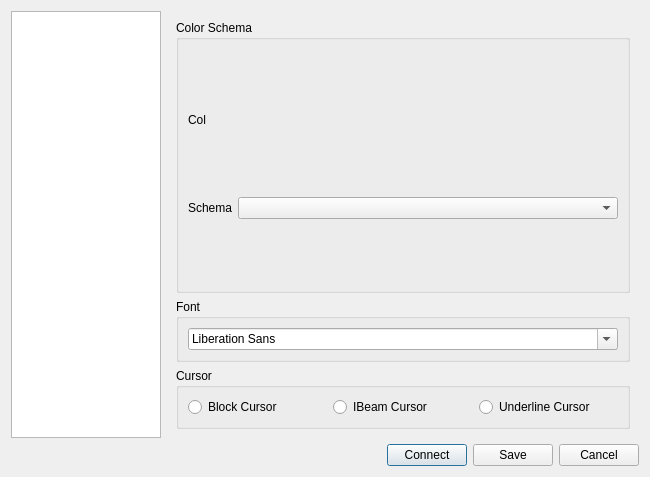
hongnod/woterm, file woterm/qwosessionproperty.ui: the form before one commit.
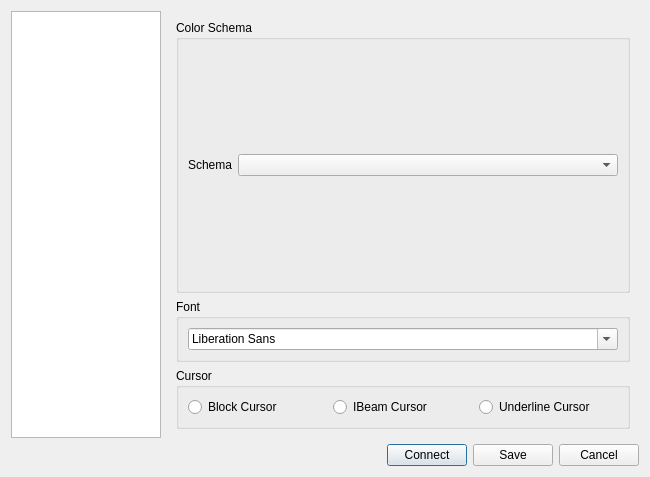
The form after the commit. The open tabs and pages were chosen to show the change.

What changed in the file:
```diff
--- a/woterm/qwosessionproperty.ui
+++ b/woterm/qwosessionproperty.ui
@@ -531,27 +531,7 @@
              </property>
              <layout class="QVBoxLayout" name="verticalLayout_10">
               <item>
-               <layout class="QVBoxLayout" name="verticalLayout_8">
-                <item>
-                 <widget class="QLabel" name="label_12">
-                  <property name="sizePolicy">
-                   <sizepolicy hsizetype="Preferred" vsizetype="MinimumExpanding">
-                    <horstretch>0</horstretch>
-                    <verstretch>0</verstretch>
-                   </sizepolicy>
-                  </property>
-                  <property name="maximumSize">
-                   <size>
-                    <width>16777215</width>
-                    <height>20</height>
-                   </size>
-                  </property>
-                  <property name="text">
-                   <string>Col</string>
-                  </property>
-                 </widget>
-                </item>
-               </layout>
+               <layout class="QVBoxLayout" name="previewLayout"/>
               </item>
               <item>
                <layout class="QHBoxLayout" name="horizontalLayout_9">
```
Left out of the diff: 2 changed lines with no effect on the pictures.
